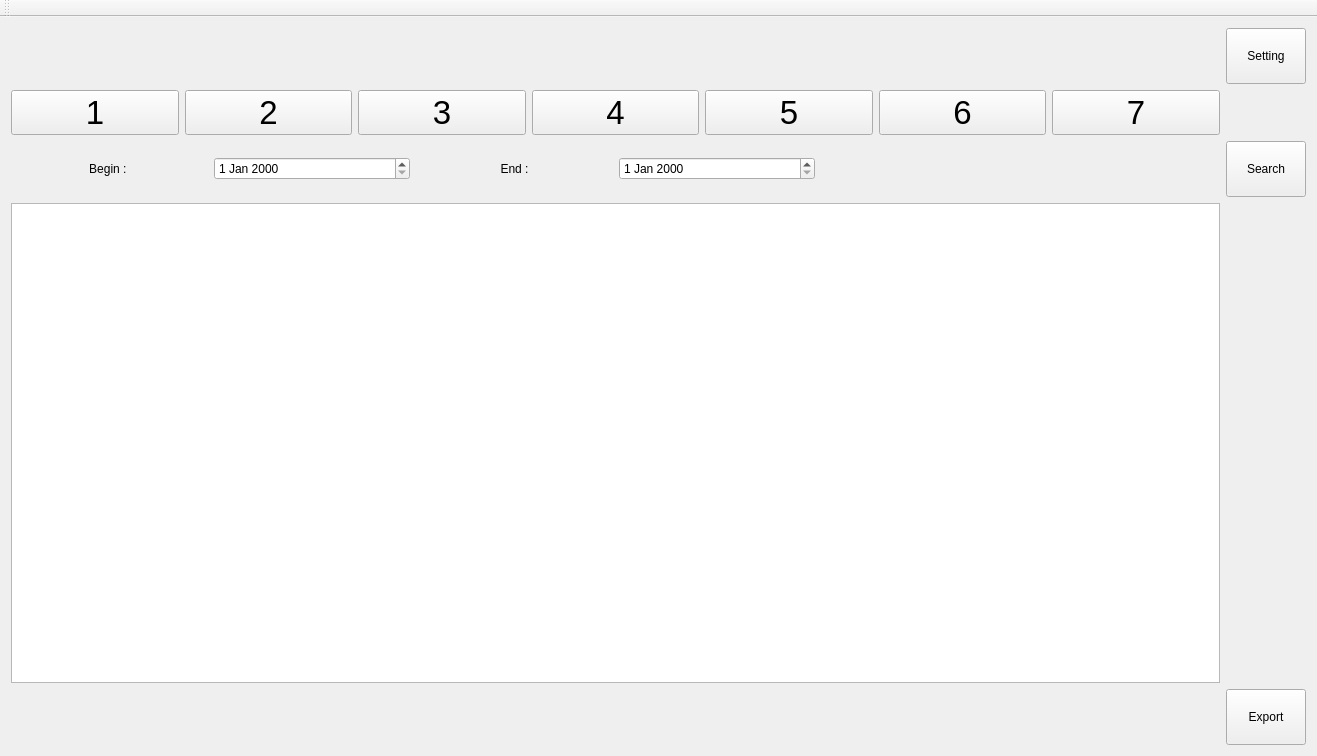
This is mainwindow.ui in echo95200/TestVtPrdStat as Qt 5 draws it before an edit. The edited form follows.
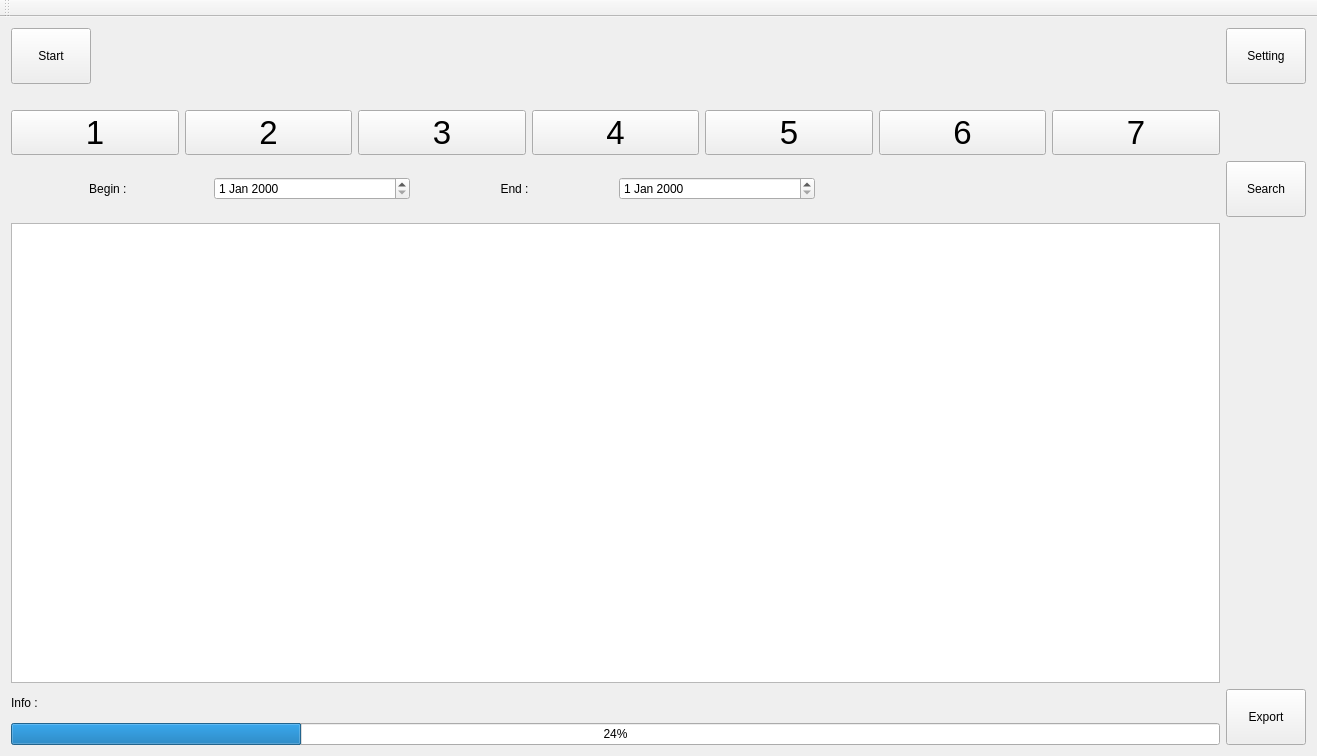
This is the edited form.

Diff of the .ui file:
```diff
--- a/mainwindow.ui
+++ b/mainwindow.ui
@@ -22,10 +22,40 @@
   </property>
   <widget class="QWidget" name="centralWidget">
    <layout class="QGridLayout" name="gridLayout">
-    <item row="4" column="0">
+    <item row="0" column="0">
+     <layout class="QHBoxLayout" name="horizontalLayout_3">
+      <item>
+       <widget class="QPushButton" name="pushButtonCheck">
+        <property name="minimumSize">
+         <size>
+          <width>0</width>
+          <height>56</height>
+         </size>
+        </property>
+        <property name="text">
+         <string>Start</string>
+        </property>
+       </widget>
+      </item>
+      <item>
+       <spacer name="horizontalSpacer_2">
+        <property name="orientation">
+         <enum>Qt::Horizontal</enum>
+        </property>
+        <property name="sizeHint" stdset="0">
+         <size>
+          <width>40</width>
+          <height>20</height>
+         </size>
+        </property>
+       </spacer>
+      </item>
+     </layout>
+    </item>
+    <item row="5" column="0">
      <widget class="QTableView" name="tableView"/>
     </item>
-    <item row="2" column="1">
+    <item row="3" column="1">
      <widget class="QPushButton" name="pushButton">
       <property name="minimumSize">
        <size>
@@ -38,7 +68,7 @@
       </property>
      </widget>
     </item>
-    <item row="0" column="0">
+    <item row="1" column="0">
      <spacer name="horizontalSpacer">
       <property name="orientation">
        <enum>Qt::Horizontal</enum>
@@ -51,7 +81,7 @@
       </property>
      </spacer>
     </item>
-    <item row="1" column="0">
+    <item row="2" column="0">
      <layout class="QHBoxLayout" name="horizontalLayout">
       <item>
        <widget class="QPushButton" name="pushButton_1">
@@ -139,29 +169,7 @@
       </item>
      </layout>
     </item>
-    <item row="0" column="1">
-     <widget class="QPushButton" name="pushButtonSetting">
-      <property name="minimumSize">
-       <size>
-        <width>0</width>
-        <height>56</height>
-       </size>
-      </property>
-      <property name="text">
-       <string>Setting</string>
-      </property>
-      <property name="iconSize">
-       <size>
-        <width>20</width>
-        <height>40</height>
-       </size>
-      </property>
-      <property name="shortcut">
-       <string>Ctrl+S, Ctrl+S, Ctrl+S</string>
-      </property>
-     </widget>
-    </item>
-    <item row="2" column="0">
+    <item row="3" column="0">
      <layout class="QHBoxLayout" name="horizontalLayout_2">
       <item>
        <widget class="QLabel" name="label">
@@ -205,7 +213,7 @@
       </item>
      </layout>
     </item>
-    <item row="5" column="1">
+    <item row="6" column="1">
      <widget class="QPushButton" name="pushButtonExport">
       <property name="minimumSize">
        <size>
@@ -218,6 +226,46 @@
       </property>
      </widget>
     </item>
+    <item row="0" column="1">
+     <widget class="QPushButton" name="pushButtonSetting">
+      <property name="minimumSize">
+       <size>
+        <width>0</width>
+        <height>56</height>
+       </size>
+      </property>
+      <property name="text">
+       <string>Setting</string>
+      </property>
+      <property name="iconSize">
+       <size>
+        <width>20</width>
+        <height>40</height>
+       </size>
+      </property>
+      <property name="shortcut">
+       <string>Ctrl+S, Ctrl+S, Ctrl+S</string>
+      </property>
+     </widget>
+    </item>
+    <item row="6" column="0">
+     <layout class="QVBoxLayout" name="verticalLayout">
+      <item>
+       <widget class="QLabel" name="labelInfo">
+        <property name="text">
+         <string>Info : </string>
+        </property>
+       </widget>
+      </item>
+      <item>
+       <widget class="QProgressBar" name="progressBar">
+        <property name="value">
+         <number>24</number>
+        </property>
+       </widget>
+      </item>
+     </layout>
+    </item>
    </layout>
   </widget>
   <widget class="QMenuBar" name="menuBar">
```
